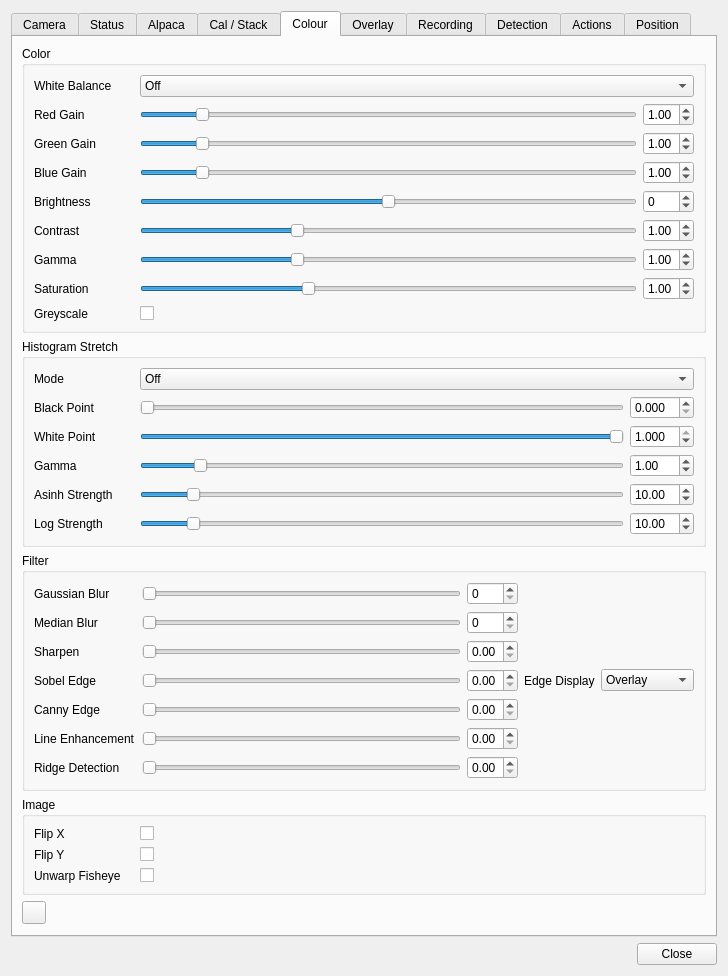
Qt form plugins/feature/camera/camerasettingsdialog.ui (srcejon/sdrangel) before a commit.
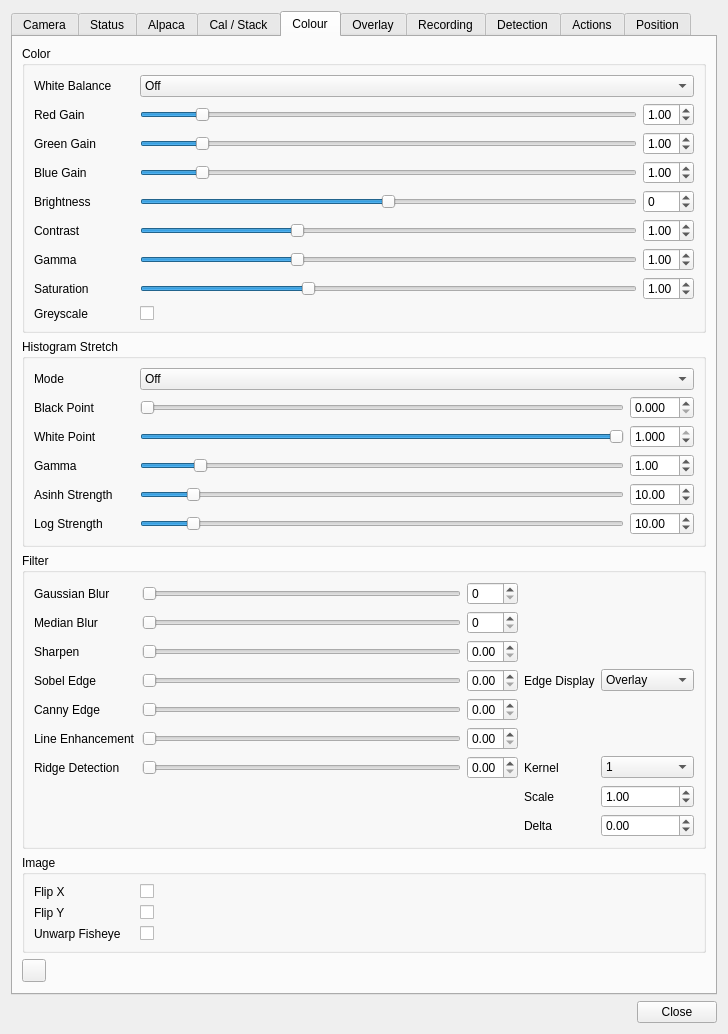
The same form after that commit. The open tabs and pages were chosen to show the change. Icons and pictures are not drawn.

Commit message: Fix camera settings IDs and tune ridge filter

```diff
--- a/plugins/feature/camera/camerasettingsdialog.ui
+++ b/plugins/feature/camera/camerasettingsdialog.ui
@@ -2343,6 +2343,80 @@
             </property>
            </widget>
           </item>
+          <item row="6" column="3">
+           <widget class="QLabel" name="ridgeDetectionKernelSizeLabel">
+            <property name="text">
+             <string>Kernel</string>
+            </property>
+           </widget>
+          </item>
+          <item row="6" column="4">
+           <widget class="QComboBox" name="ridgeDetectionKernelSizeCombo">
+            <item>
+             <property name="text">
+              <string>1</string>
+             </property>
+            </item>
+            <item>
+             <property name="text">
+              <string>3</string>
+             </property>
+            </item>
+            <item>
+             <property name="text">
+              <string>5</string>
+             </property>
+            </item>
+            <item>
+             <property name="text">
+              <string>7</string>
+             </property>
+            </item>
+           </widget>
+          </item>
+          <item row="7" column="3">
+           <widget class="QLabel" name="ridgeDetectionScaleLabel">
+            <property name="text">
+             <string>Scale</string>
+            </property>
+           </widget>
+          </item>
+          <item row="7" column="4">
+           <widget class="QDoubleSpinBox" name="ridgeDetectionScaleSpin">
+            <property name="decimals">
+             <number>2</number>
+            </property>
+            <property name="maximum">
+             <double>16.000000000000000</double>
+            </property>
+            <property name="singleStep">
+             <double>0.100000000000000</double>
+            </property>
+            <property name="value">
+             <double>1.000000000000000</double>
+            </property>
+           </widget>
+          </item>
+          <item row="8" column="3">
+           <widget class="QLabel" name="ridgeDetectionDeltaLabel">
+            <property name="text">
+             <string>Delta</string>
+            </property>
+           </widget>
+          </item>
+          <item row="8" column="4">
+           <widget class="QDoubleSpinBox" name="ridgeDetectionDeltaSpin">
+            <property name="minimum">
+             <double>-255.000000000000000</double>
+            </property>
+            <property name="maximum">
+             <double>255.000000000000000</double>
+            </property>
+            <property name="singleStep">
+             <double>1.000000000000000</double>
+            </property>
+           </widget>
+          </item>
          </layout>
         </widget>
        </item>
```
Left out of the diff: 3 changed lines with no effect on the pictures. The commit also changes 5 other files.
